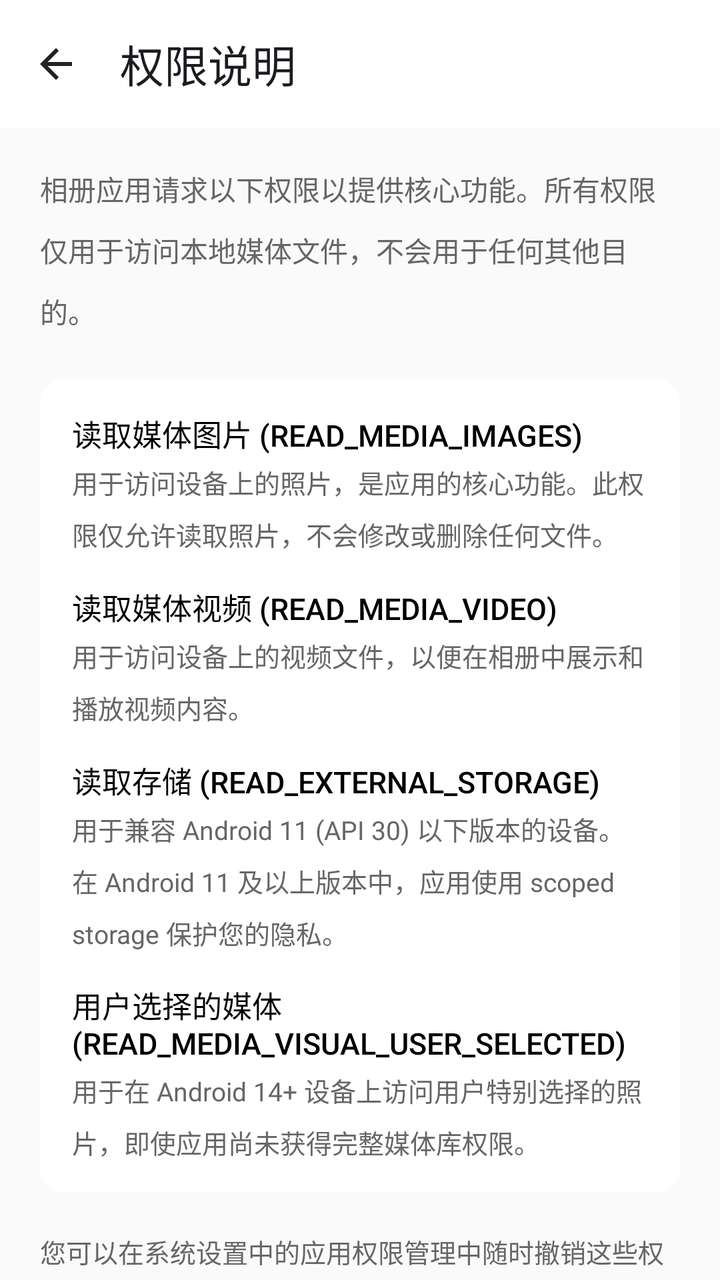
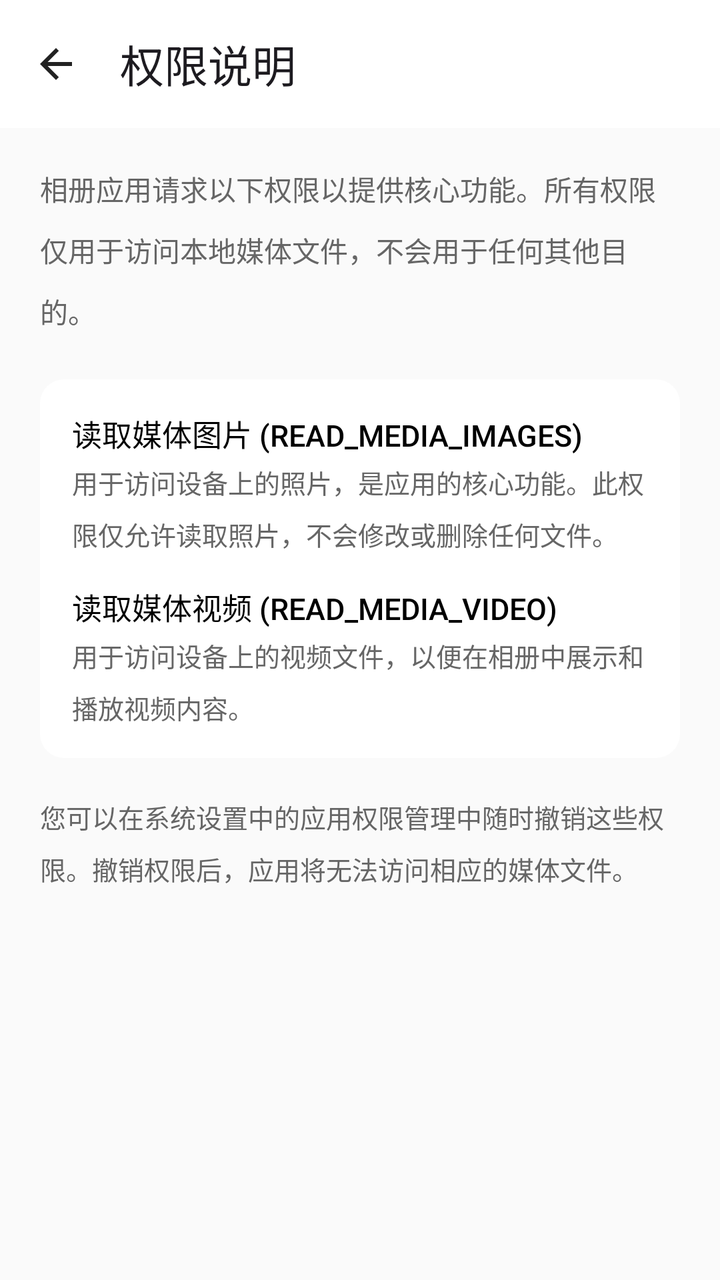

Two renders of the same Android screen: before a commit and after it. Below are the layout's source before the change and the commit's diff.
<!-- AndroidManifest.xml: application theme Theme.StarGallery -->
<!-- res/layout/fragment_permissions.xml -->
<?xml version="1.0" encoding="utf-8"?>
<androidx.coordinatorlayout.widget.CoordinatorLayout xmlns:android="http://schemas.android.com/apk/res/android"
    xmlns:app="http://schemas.android.com/apk/res-auto"
    android:layout_width="match_parent"
    android:layout_height="match_parent"
    android:fitsSystemWindows="true"
    android:background="@color/background">

    <com.google.android.material.appbar.AppBarLayout
        android:layout_width="match_parent"
        android:layout_height="wrap_content"
        android:fitsSystemWindows="true"
        app:elevation="0dp">

        <com.google.android.material.appbar.MaterialToolbar
            android:id="@+id/toolbar"
            android:layout_width="match_parent"
            android:layout_height="?attr/actionBarSize"
            android:background="@color/background_white"
            app:title="@string/permissions_title"
            app:navigationIcon="@drawable/ic_back"/>

    </com.google.android.material.appbar.AppBarLayout>

    <androidx.core.widget.NestedScrollView
        android:layout_width="match_parent"
        android:layout_height="match_parent"
        app:layout_behavior="@string/appbar_scrolling_view_behavior">

        <LinearLayout
            android:layout_width="match_parent"
            android:layout_height="wrap_content"
            android:orientation="vertical"
            android:padding="20dp">

            
            <TextView
                android:layout_width="match_parent"
                android:layout_height="wrap_content"
                android:text="@string/permissions_intro"
                android:textSize="14sp"
                android:textColor="@color/text_secondary"
                android:lineSpacingMultiplier="1.5"
                android:layout_marginBottom="24dp"/>

            
            <LinearLayout
                android:layout_width="match_parent"
                android:layout_height="wrap_content"
                android:orientation="vertical"
                android:background="@drawable/bg_card"
                android:padding="16dp">

                
                <LinearLayout
                    android:layout_width="match_parent"
                    android:layout_height="wrap_content"
                    android:orientation="vertical"
                    android:layout_marginBottom="16dp">
                    <TextView
                        android:layout_width="wrap_content"
                        android:layout_height="wrap_content"
                        android:text="@string/permission_media_images_title"
                        android:textSize="15sp"
                        android:textColor="@color/text_primary"
                        android:fontFamily="sans-serif-medium"/>
                    <TextView
                        android:layout_width="wrap_content"
                        android:layout_height="wrap_content"
                        android:text="@string/permission_media_images_desc"
                        android:textSize="13sp"
                        android:textColor="@color/text_secondary"
                        android:lineSpacingMultiplier="1.4"
                        android:layout_marginTop="4dp"/>
                </LinearLayout>

                
                <LinearLayout
                    android:layout_width="match_parent"
                    android:layout_height="wrap_content"
                    android:orientation="vertical"
                    android:layout_marginBottom="16dp">
                    <TextView
                        android:layout_width="wrap_content"
                        android:layout_height="wrap_content"
                        android:text="@string/permission_media_video_title"
                        android:textSize="15sp"
                        android:textColor="@color/text_primary"
                        android:fontFamily="sans-serif-medium"/>
                    <TextView
                        android:layout_width="wrap_content"
                        android:layout_height="wrap_content"
                        android:text="@string/permission_media_video_desc"
                        android:textSize="13sp"
                        android:textColor="@color/text_secondary"
                        android:lineSpacingMultiplier="1.4"
                        android:layout_marginTop="4dp"/>
                </LinearLayout>

                
                <LinearLayout
                    android:layout_width="match_parent"
                    android:layout_height="wrap_content"
                    android:orientation="vertical"
                    android:layout_marginBottom="16dp">
                    <TextView
                        android:layout_width="wrap_content"
                        android:layout_height="wrap_content"
                        android:text="@string/permission_storage_title"
                        android:textSize="15sp"
                        android:textColor="@color/text_primary"
                        android:fontFamily="sans-serif-medium"/>
                    <TextView
                        android:layout_width="wrap_content"
                        android:layout_height="wrap_content"
                        android:text="@string/permission_storage_desc"
                        android:textSize="13sp"
                        android:textColor="@color/text_secondary"
                        android:lineSpacingMultiplier="1.4"
                        android:layout_marginTop="4dp"/>
                </LinearLayout>

                
                <LinearLayout
                    android:layout_width="match_parent"
                    android:layout_height="wrap_content"
                    android:orientation="vertical">
                    <TextView
                        android:layout_width="wrap_content"
                        android:layout_height="wrap_content"
                        android:text="@string/permission_user_selected_title"
                        android:textSize="15sp"
                        android:textColor="@color/text_primary"
                        android:fontFamily="sans-serif-medium"/>
                    <TextView
                        android:layout_width="wrap_content"
                        android:layout_height="wrap_content"
                        android:text="@string/permission_user_selected_desc"
                        android:textSize="13sp"
                        android:textColor="@color/text_secondary"
                        android:lineSpacingMultiplier="1.4"
                        android:layout_marginTop="4dp"/>
                </LinearLayout>

            </LinearLayout>

            
            <TextView
                android:layout_width="match_parent"
                android:layout_height="wrap_content"
                android:text="@string/permissions_note"
                android:textSize="13sp"
                android:textColor="@color/text_secondary"
                android:lineSpacingMultiplier="1.4"
                android:layout_marginTop="20dp"/>

        </LinearLayout>
    </androidx.core.widget.NestedScrollView>
</androidx.coordinatorlayout.widget.CoordinatorLayout>
<!-- resources referenced by this layout -->
<resources>
  <color name="background">#FFFAFAFA</color>
  <color name="background_white">#FFFFFFFF</color>
  <color name="text_primary">#FF000000</color>
  <color name="text_secondary">#FF666666</color>
  <!-- drawable bg_card (drawable) -->
  <?xml version="1.0" encoding="utf-8"?>
  <shape xmlns:android="http://schemas.android.com/apk/res/android">
      <solid android:color="@color/background_white"/>
      <corners android:radius="12dp"/>
  </shape>
  <!-- drawable ic_back (drawable) -->
  <?xml version="1.0" encoding="utf-8"?>
  <vector xmlns:android="http://schemas.android.com/apk/res/android"
      android:width="24dp"
      android:height="24dp"
      android:viewportWidth="24"
      android:viewportHeight="24">
      <path
          android:fillColor="@color/icon_normal"
          android:pathData="M20,11H7.83l5.59,-5.59L12,4l-8,8 8,8 1.41,-1.41L7.83,13H20v-2z"/>
  </vector>
  <string name="permission_media_images_desc">用于访问设备上的照片，是应用的核心功能。此权限仅允许读取照片，不会修改或删除任何文件。</string>
  <string name="permission_media_images_title">读取媒体图片 (READ_MEDIA_IMAGES)</string>
  <string name="permission_media_video_desc">用于访问设备上的视频文件，以便在相册中展示和播放视频内容。</string>
  <string name="permission_media_video_title">读取媒体视频 (READ_MEDIA_VIDEO)</string>
  <string name="permission_storage_desc">用于兼容 Android 11 (API 30) 以下版本的设备。在 Android 11 及以上版本中，应用使用 scoped storage 保护您的隐私。</string>
  <string name="permission_storage_title">读取存储 (READ_EXTERNAL_STORAGE)</string>
  <string name="permission_user_selected_desc">用于在 Android 14+ 设备上访问用户特别选择的照片，即使应用尚未获得完整媒体库权限。</string>
  <string name="permission_user_selected_title">用户选择的媒体 (READ_MEDIA_VISUAL_USER_SELECTED)</string>
  <string name="permissions_intro">相册应用请求以下权限以提供核心功能。所有权限仅用于访问本地媒体文件，不会用于任何其他目的。</string>
  <string name="permissions_note">您可以在系统设置中的应用权限管理中随时撤销这些权限。撤销权限后，应用将无法访问相应的媒体文件。</string>
  <string name="permissions_title">权限说明</string>
  <style name="Theme.StarGallery" parent="Theme.Material3.Light.NoActionBar">
          <item name="colorPrimary">@color/primary</item>
          <item name="colorPrimaryDark">@color/primary_dark</item>
          <item name="colorAccent">@color/accent</item>
          <item name="android:windowBackground">@color/white</item>
          <item name="android:statusBarColor">@android:color/transparent</item>
          <item name="android:windowLightStatusBar">true</item>
          <item name="android:navigationBarColor">@android:color/transparent</item>
          <item name="android:windowLightNavigationBar">true</item>
          
          <item name="colorSurface">@color/white</item>
          <item name="colorSurfaceVariant">@color/white</item>
          <item name="colorOnSurface">@color/text_primary</item>
          <item name="colorSurfaceContainer">@color/white</item>
          <item name="colorSurfaceContainerHigh">@color/white</item>
          <item name="colorSurfaceContainerHighest">@color/white</item>
      </style>
  <color name="icon_normal">#FF222222</color>
  <color name="primary">#FF000000</color>
  <color name="primary_dark">#FF000000</color>
  <color name="accent">#FF007AFF</color>
  <color name="white">#FFFFFFFF</color>
</resources>

<!-- the commit's change to res/layout/fragment_permissions.xml (unified diff, before → after) -->
@@ -78,8 +78,8 @@
                 <LinearLayout
                     android:layout_width="match_parent"
                     android:layout_height="wrap_content"
-                    android:orientation="vertical"
-                    android:layout_marginBottom="16dp">
+                    android:orientation="vertical">
+
                     <TextView
                         android:layout_width="wrap_content"
                         android:layout_height="wrap_content"
@@ -91,51 +91,6 @@
                         android:layout_width="wrap_content"
                         android:layout_height="wrap_content"
                         android:text="@string/permission_media_video_desc"
-                        android:textSize="13sp"
-                        android:textColor="@color/text_secondary"
-                        android:lineSpacingMultiplier="1.4"
-                        android:layout_marginTop="4dp"/>
-                </LinearLayout>
-
-                
-                <LinearLayout
-                    android:layout_width="match_parent"
-                    android:layout_height="wrap_content"
-                    android:orientation="vertical"
-                    android:layout_marginBottom="16dp">
-                    <TextView
-                        android:layout_width="wrap_content"
-                        android:layout_height="wrap_content"
-                        android:text="@string/permission_storage_title"
-                        android:textSize="15sp"
-                        android:textColor="@color/text_primary"
-                        android:fontFamily="sans-serif-medium"/>
-                    <TextView
-                        android:layout_width="wrap_content"
-                        android:layout_height="wrap_content"
-                        android:text="@string/permission_storage_desc"
-                        android:textSize="13sp"
-                        android:textColor="@color/text_secondary"
-                        android:lineSpacingMultiplier="1.4"
-                        android:layout_marginTop="4dp"/>
-                </LinearLayout>
-
-                
-                <LinearLayout
-                    android:layout_width="match_parent"
-                    android:layout_height="wrap_content"
-                    android:orientation="vertical">
-                    <TextView
-                        android:layout_width="wrap_content"
-                        android:layout_height="wrap_content"
-                        android:text="@string/permission_user_selected_title"
-                        android:textSize="15sp"
-                        android:textColor="@color/text_primary"
-                        android:fontFamily="sans-serif-medium"/>
-                    <TextView
-                        android:layout_width="wrap_content"
-                        android:layout_height="wrap_content"
-                        android:text="@string/permission_user_selected_desc"
                         android:textSize="13sp"
                         android:textColor="@color/text_secondary"
                         android:lineSpacingMultiplier="1.4"
<!-- resource entries referenced after the edit -->
@@ -25,10 +25,6 @@
   <string name="permission_media_images_title">读取媒体图片 (READ_MEDIA_IMAGES)</string>
   <string name="permission_media_video_desc">用于访问设备上的视频文件，以便在相册中展示和播放视频内容。</string>
   <string name="permission_media_video_title">读取媒体视频 (READ_MEDIA_VIDEO)</string>
-  <string name="permission_storage_desc">用于兼容 Android 11 (API 30) 以下版本的设备。在 Android 11 及以上版本中，应用使用 scoped storage 保护您的隐私。</string>
-  <string name="permission_storage_title">读取存储 (READ_EXTERNAL_STORAGE)</string>
-  <string name="permission_user_selected_desc">用于在 Android 14+ 设备上访问用户特别选择的照片，即使应用尚未获得完整媒体库权限。</string>
-  <string name="permission_user_selected_title">用户选择的媒体 (READ_MEDIA_VISUAL_USER_SELECTED)</string>
   <string name="permissions_intro">相册应用请求以下权限以提供核心功能。所有权限仅用于访问本地媒体文件，不会用于任何其他目的。</string>
   <string name="permissions_note">您可以在系统设置中的应用权限管理中随时撤销这些权限。撤销权限后，应用将无法访问相应的媒体文件。</string>
   <string name="permissions_title">权限说明</string>
